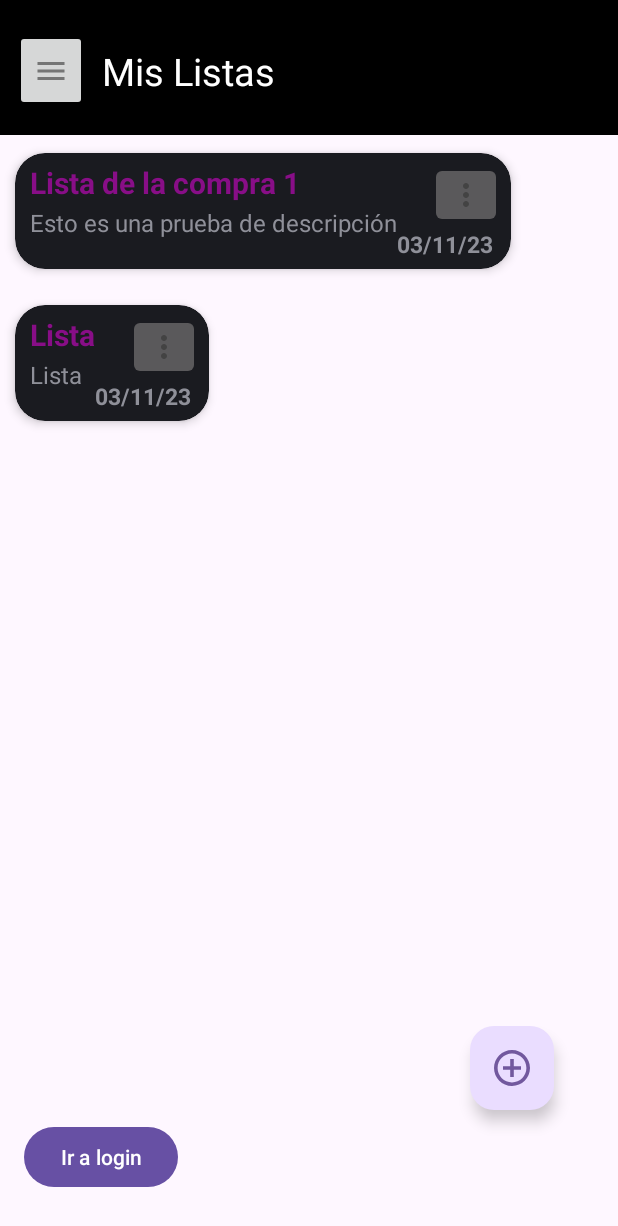
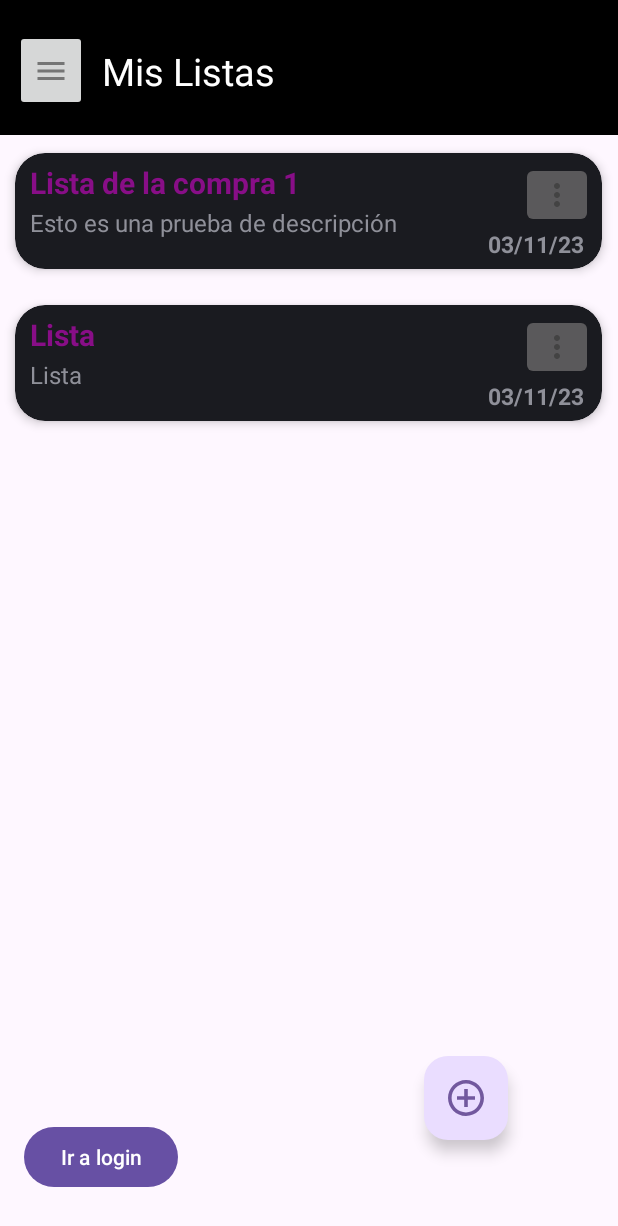
Before and after one commit to DavidSuarezRincon/SuperList, an Android app: the screen it shows after launch (MainActivity), on a phone screen of 412 x 824 dp. Shown: the top 1226 px of the screen. Run offline under Robolectric (Android 15) with nearby library versions, the phone set to English and light mode, and no system bars.

Commit message:
Cambios en el diseño de la lista y añadir cosas en la clase main

```diff
--- a/app/src/main/java/com/david/superlist/AdaptadorLista.java
+++ b/app/src/main/java/com/david/superlist/AdaptadorLista.java
@@ -7,6 +7,7 @@ import android.graphics.PorterDuff;
 import android.view.LayoutInflater;
 import android.view.View;
 import android.view.ViewGroup;
+import android.widget.ImageButton;
 import android.widget.ImageView;
 import android.widget.TextView;
 import androidx.recyclerview.widget.RecyclerView;
@@ -23,14 +24,14 @@ public class AdaptadorLista extends RecyclerView.Adapter<AdaptadorLista.Titulare
 
     public static class TitularesViewHolder extends RecyclerView.ViewHolder {
 
-        private ImageView iconImagen;
+        private final ImageButton iconoOpciones;
         private final TextView txtTitulo;
         private final TextView txtSubtitulo;
         private final TextView txtFecha;
 
         public TitularesViewHolder(View itemView) {
             super(itemView);
-            iconImagen =  itemView.findViewById(R.id.iconImageView);
+            iconoOpciones =  itemView.findViewById(R.id.imageButtonOpcionesLista);
             txtTitulo = itemView.findViewById(R.id.TxtVTitulo);
             txtSubtitulo = itemView.findViewById(R.id.TxtVDescripcion);
             txtFecha = itemView.findViewById(R.id.TxtVFecha);
--- a/app/src/main/java/com/david/superlist/MainActivity.java
+++ b/app/src/main/java/com/david/superlist/MainActivity.java
@@ -1,5 +1,6 @@
 package com.david.superlist;
 
+import android.app.Activity;
 import android.content.Intent;
 import android.graphics.Color;
 import android.os.Bundle;
@@ -7,27 +8,31 @@ import android.util.Log;
 import android.view.View;
 import android.widget.Button;
 
+import androidx.activity.result.ActivityResult;
+import androidx.activity.result.ActivityResultCallback;
+import androidx.activity.result.ActivityResultLauncher;
+import androidx.activity.result.contract.ActivityResultContracts;
 import androidx.appcompat.app.AppCompatActivity;
 import androidx.recyclerview.widget.LinearLayoutManager;
 import androidx.recyclerview.widget.RecyclerView;
 
 import com.google.android.material.floatingactionbutton.FloatingActionButton;
 
+import java.io.Serializable;
 import java.text.SimpleDateFormat;
 import java.util.ArrayList;
 import java.util.Calendar;
 import java.util.Random;
 
-public class MainActivity extends AppCompatActivity {
+public class MainActivity extends AppCompatActivity implements Serializable {
 
     private RecyclerView recView;
     private FloatingActionButton btnAniadirLista;
     private ArrayList<Lista> datosLista;
     private Button boton;
+    private AdaptadorLista adaptador;
 
-    private int posicionLista;
-
-    private AdaptadorLista adaptador;
+    private ActivityResultLauncher<Intent> resultLauncher;
 
 
     @Override
@@ -42,7 +47,21 @@ public class MainActivity extends AppCompatActivity {
         btnAniadirLista.setOnClickListener(view -> {
 
             Intent intent = new Intent(this, AniadirListaActivity.class);
-            intent.putExtra("MainActivity", this.getClass());
+            resultLauncher = registerForActivityResult(new ActivityResultContracts.StartActivityForResult(),
+                    new ActivityResultCallback<ActivityResult>() {
+                        @Override
+                        public void onActivityResult(ActivityResult result) {
+                            if (result.getResultCode() == Activity.RESULT_OK) {
+
+                                Intent data = result.getData();
+                                String nombreLista = data.getStringExtra("NombreLista");
+                                String descripcionLista = data.getStringExtra("DescripcionLista");
+
+                                aniadirLista(nombreLista,descripcionLista);
+
+                            }
+                        }
+                    });
 
             startActivity(intent);
 
@@ -59,14 +78,10 @@ public class MainActivity extends AppCompatActivity {
 
     private void iniciar() {
 
-        posicionLista = 1;
-
         datosLista = new ArrayList<>();
         adaptador = new AdaptadorLista(datosLista, this.getApplicationContext());
         aniadirLista("Lista de la compra 1", "Esto es una prueba de descripción");
         aniadirLista("Lista", "Lista");
-
-
 
         recView = findViewById(R.id.rvLista);
         recView.setHasFixedSize(true);
@@ -82,7 +97,7 @@ public class MainActivity extends AppCompatActivity {
         SimpleDateFormat sdf = new SimpleDateFormat("dd/MM/yy");
         String currentDate = sdf.format(calendario.getTime());
 
-        datosLista.add(new Lista(colorRandom(), nombre, Descripcion, currentDate ));
+        datosLista.add(new Lista(colorRandom(), nombre, Descripcion, currentDate));
         adaptador.notifyDataSetChanged();
     }
 
@@ -90,4 +105,11 @@ public class MainActivity extends AppCompatActivity {
         Random random = new Random();
         return Color.argb(255, random.nextInt(150), random.nextInt(150), random.nextInt(150));
     }
+
+    public void borrarLista(int numLista){
+
+        datosLista.remove(numLista);
+        adaptador.notifyDataSetChanged();
+
+    }
 }
--- a/app/src/main/res/layout/activity_main.xml
+++ b/app/src/main/res/layout/activity_main.xml
@@ -39,11 +39,11 @@
         android:id="@+id/btnAniadirLista"
         android:layout_width="wrap_content"
         android:layout_height="wrap_content"
-        android:layout_marginBottom="84dp"
+        android:layout_marginBottom="64dp"
         android:clickable="true"
         app:layout_constraintBottom_toBottomOf="parent"
         app:layout_constraintEnd_toEndOf="parent"
-        app:layout_constraintHorizontal_bias="0.881"
+        app:layout_constraintHorizontal_bias="0.794"
         app:layout_constraintStart_toStartOf="parent"
         app:srcCompat="@drawable/iconoaniadirlista" />
 
--- a/app/src/main/res/layout/listitem_titular.xml
+++ b/app/src/main/res/layout/listitem_titular.xml
@@ -23,7 +23,7 @@
 
             <LinearLayout
                 android:id="@+id/linearLayout"
-                android:layout_width="wrap_content"
+                android:layout_width="275dp"
                 android:layout_height="wrap_content"
                 android:layout_alignParentTop="true"
                 android:layout_gravity="start"
@@ -53,7 +53,7 @@
             </LinearLayout>
 
             <LinearLayout
-                android:layout_width="wrap_content"
+                android:layout_width="100dp"
                 android:layout_height="wrap_content"
                 android:layout_gravity="end"
                 android:orientation="vertical">
```
